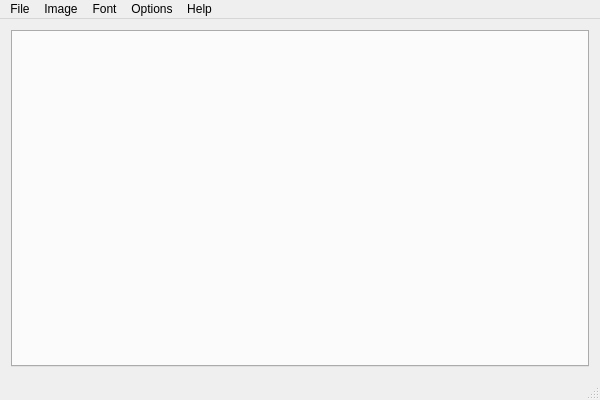
Before: the Qt Designer form controls/mainwindow.ui in riuson/lcd-image-converter, drawn with Qt 5.
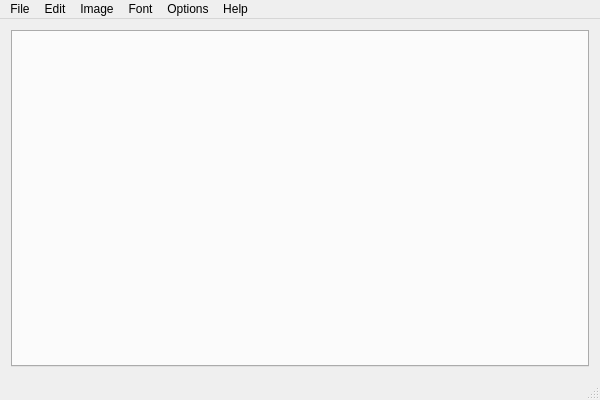
After: the same form once the commit is applied.

The edit to the form file:
```diff
--- a/controls/mainwindow.ui
+++ b/controls/mainwindow.ui
@@ -36,7 +36,7 @@
      <x>0</x>
      <y>0</y>
      <width>600</width>
-     <height>21</height>
+     <height>25</height>
     </rect>
    </property>
    <widget class="QMenu" name="menuHello">
@@ -128,7 +128,15 @@
     <addaction name="actionExternal_editor"/>
     <addaction name="menuLanguage"/>
    </widget>
+   <widget class="QMenu" name="menuEdit">
+    <property name="title">
+     <string>Edit</string>
+    </property>
+    <addaction name="actionEditUndo"/>
+    <addaction name="actionEditRedo"/>
+   </widget>
    <addaction name="menuHello"/>
+   <addaction name="menuEdit"/>
    <addaction name="menuImage"/>
    <addaction name="menuFont"/>
    <addaction name="menuOptions"/>
```
Left out of the diff: 10 changed lines with no effect on the pictures.
